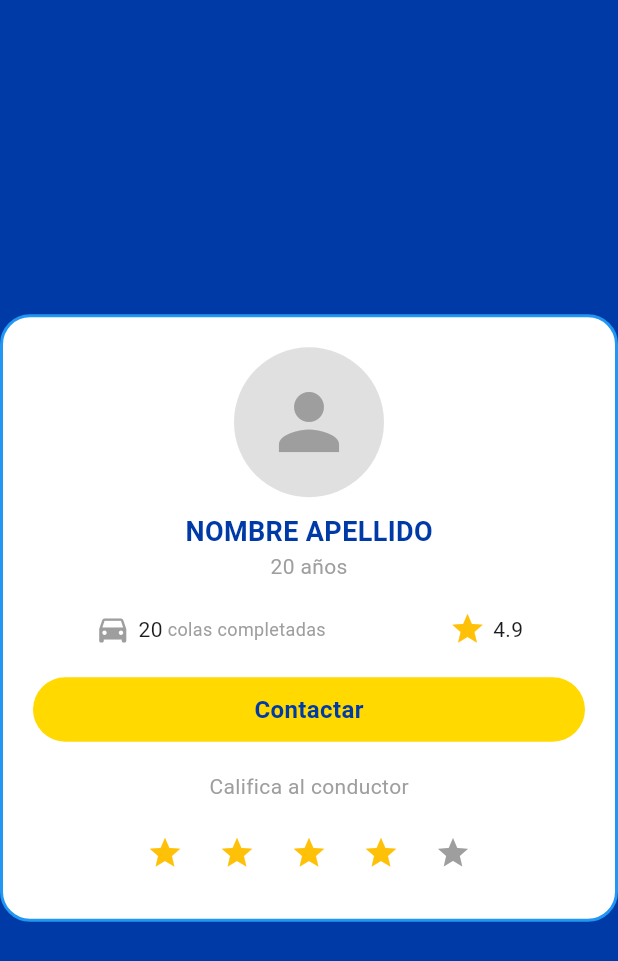
After one commit to JoseL2119/ugmaventon-, a Flutter app: the UserProfilePage screen opened by its route, on a phone screen of 412 x 824 dp. The commit adds this screen. Shown: the top 961 px of the screen. Run offline on Flutter 3.47's test engine with Material 3 defaults, Android fonts, the phone set to English and light mode, and no system bars; our stand-ins replace cloud_firestore, firebase_auth, firebase_core, image_picker; accounts and stored records are empty.

Commit message:
Perfil de usuario

```diff
--- a/lib/pages/login_page.dart
+++ b/lib/pages/login_page.dart
@@ -11,13 +11,12 @@ class LoginPage extends StatefulWidget {
 class _LoginPageState extends State<LoginPage> {
   AuthService _authService = AuthService();
 
-//controladores/identificadores de lo que se agregue en los textFields
+  //controladores/identificadores de lo que se agregue en los textFields
   final _emailController = TextEditingController();
   final _passwordController = TextEditingController();
 
   @override
   Widget build(BuildContext context) {
-    // ignore: prefer_const_constructors
     return Scaffold(
       backgroundColor: Color(0xFF003AA7),
       body: SafeArea(
@@ -26,7 +25,6 @@ class _LoginPageState extends State<LoginPage> {
             child: Column(
               mainAxisAlignment: MainAxisAlignment.center,
               children: [
-                //Titulo  UGMAVENTON
                 SizedBox(
                   height: 10,
                 ),
@@ -40,13 +38,10 @@ class _LoginPageState extends State<LoginPage> {
                 SizedBox(
                   height: 20,
                 ),
-
-                //Agregar el Logo Aca
                 Image.asset(
                   'assets/logoapp.PNG', // Ruta de la imagen.
-                  height: 200, // Para ajustar el logo.
+                  height: 200,
                 ),
-                //email textfield
                 Padding(
                   padding: const EdgeInsets.symmetric(horizontal: 25.0),
                   child: Container(
@@ -72,7 +67,6 @@ class _LoginPageState extends State<LoginPage> {
                 SizedBox(
                   height: 20,
                 ),
-                //password
                 Padding(
                   padding: const EdgeInsets.symmetric(horizontal: 25.0),
                   child: Container(
@@ -99,8 +93,6 @@ class _LoginPageState extends State<LoginPage> {
                 SizedBox(
                   height: 10,
                 ),
-
-                //se te olvidó la contraseña?
                 Padding(
                   padding: const EdgeInsets.symmetric(horizontal: 30.0),
                   child: Row(
@@ -115,12 +107,9 @@ class _LoginPageState extends State<LoginPage> {
                     ],
                   ),
                 ),
-                //sign in button
                 SizedBox(
                   height: 50,
                 ),
-
-                //Boton de IniciarSesion
                 Padding(
                   padding: const EdgeInsets.symmetric(horizontal: 20.0),
                   child: GestureDetector(
@@ -129,23 +118,25 @@ class _LoginPageState extends State<LoginPage> {
                       final password = _passwordController.text.trim();
 
                       final success = await _authService.loginUser(
-                          email:email,
-                          password:password
+                        email: email,
+                        password: password,
                       );
 
                       if (success) {
                         ScaffoldMessenger.of(context).showSnackBar(
                           SnackBar(content: Text("Inicio Exitoso")),
                         );
-                        Navigator.pushNamed(context, '/home');
+
+                        // Redirigir a la pantalla de perfil de usuario
+                        Navigator.pushNamed(context, '/user_profile');
                       } else {
                         ScaffoldMessenger.of(context).showSnackBar(
-                          SnackBar(content: Text('Correo o Contraseñas incorrectos')),
+                          SnackBar(content: Text('Correo o Contraseña incorrectos')),
                         );
                       }
                     },
                     child: Container(
-                      width: 200, // Set the desired width
+                      width: 200,
                       padding: EdgeInsets.symmetric(horizontal: 25, vertical: 15),
                       decoration: BoxDecoration(
                         color: Color(0xFFFFD900),
@@ -167,8 +158,6 @@ class _LoginPageState extends State<LoginPage> {
                 SizedBox(
                   height: 15,
                 ),
-
-                //Primera vez por aqui? Registrate?
                 Row(
                   mainAxisAlignment: MainAxisAlignment.center,
                   children: [
@@ -190,8 +179,7 @@ class _LoginPageState extends State<LoginPage> {
                       ),
                     ),
                   ],
-                )
-                //not a member? register now
+                ),
               ],
             ),
           ),
--- /dev/null
+++ b/lib/pages/user_profile_page.dart
@@ -0,0 +1,148 @@
+import 'package:flutter/material.dart';
+
+class UserProfilePage extends StatefulWidget {
+  const UserProfilePage({Key? key}) : super(key: key);
+
+  @override
+  State<UserProfilePage> createState() => _UserProfilePageState();
+}
+
+class _UserProfilePageState extends State<UserProfilePage> {
+  // Aquí podrías agregar controladores o servicios si son necesarios.
+
+  @override
+  Widget build(BuildContext context) {
+    return Scaffold(
+      backgroundColor: Color(0xFF003AA7),
+      body: SafeArea(
+        child: Center(
+          child: SingleChildScrollView(
+            child: Container(
+              padding: EdgeInsets.symmetric(horizontal: 20, vertical: 20),
+              decoration: BoxDecoration(
+                color: Colors.white,
+                borderRadius: BorderRadius.circular(20),
+                border: Border.all(color: Colors.blue, width: 2),
+              ),
+              child: Column(
+                mainAxisAlignment: MainAxisAlignment.center,
+                children: [
+                  // Avatar
+                  CircleAvatar(
+                    radius: 50,
+                    backgroundColor: Colors.grey[300],
+                    child: Icon(
+                      Icons.person,
+                      size: 60,
+                      color: Colors.grey,
+                    ),
+                  ),
+                  SizedBox(height: 10),
+                  // Nombre y edad
+                  Text(
+                    "NOMBRE APELLIDO",
+                    style: TextStyle(
+                      fontWeight: FontWeight.bold,
+                      fontSize: 18,
+                      color: Color(0xFF003AA7),
+                    ),
+                  ),
+                  Text(
+                    "20 años",
+                    style: TextStyle(
+                      fontSize: 14,
+                      color: Colors.grey,
+                    ),
+                  ),
+                  SizedBox(height: 20),
+                  // Estadísticas
+                  Row(
+                    mainAxisAlignment: MainAxisAlignment.spaceAround,
+                    children: [
+                      Row(
+                        children: [
+                          Icon(Icons.directions_car, color: Colors.grey),
+                          SizedBox(width: 5),
+                          Text(
+                            "20",
+                            style: TextStyle(fontSize: 14),
+                          ),
+                          Text(
+                            " colas completadas",
+                            style: TextStyle(
+                              fontSize: 12,
+                              color: Colors.grey,
+                            ),
+                          ),
+                        ],
+                      ),
+                      Row(
+                        children: [
+                          Icon(Icons.star, color: Colors.amber),
+                          SizedBox(width: 5),
+                          Text(
+                            "4.9",
+                            style: TextStyle(fontSize: 14),
+                          ),
+                        ],
+                      ),
+                    ],
+                  ),
+                  SizedBox(height: 20),
+                  // Botón de contacto
+                  GestureDetector(
+                    onTap: () {
+                      // Acción del botón "Contactar"
+                    },
+                    child: Container(
+                      padding: EdgeInsets.symmetric(horizontal: 20, vertical: 10),
+                      decoration: BoxDecoration(
+                        color: Color(0xFFFFD900),
+                        borderRadius: BorderRadius.circular(30),
+                      ),
+                      child: Center(
+                        child: Text(
+                          "Contactar",
+                          style: TextStyle(
+                            color: Color(0xFF003AA7),
+                            fontWeight: FontWeight.bold,
+                            fontSize: 16,
+                          ),
+                        ),
+                      ),
+                    ),
+                  ),
+                  SizedBox(height: 20),
+                  // Calificación
+                  Column(
+                    children: [
+                      Text(
+                        "Califica al conductor",
+                        style: TextStyle(fontSize: 14, color: Colors.grey),
+                      ),
+                      SizedBox(height: 10),
+                      Row(
+                        mainAxisAlignment: MainAxisAlignment.center,
+                        children: List.generate(5, (index) {
+                          return IconButton(
+                            onPressed: () {
+                              // Acción para calificar
+                            },
+                            icon: Icon(
+                              Icons.star,
+                              color: index < 4 ? Colors.amber : Colors.grey,
+                            ),
+                          );
+                        }),
+                      ),
+                    ],
+                  ),
+                ],
+              ),
+            ),
+          ),
+        ),
+      ),
+    );
+  }
+}
--- a/lib/routes/app_routes.dart
+++ b/lib/routes/app_routes.dart
@@ -3,6 +3,8 @@ import 'package:ugmaventon/pages/login_page.dart';
 import '../pages/register_page.dart';
 import '../pages/type_register.dart'; // Importamos la pantalla de selección
 import '../pages/register_passenger.dart'; // Importamos la pantalla de pasajeros
+import '../pages/user_profile_page.dart'; // Importamos la pantalla de pasajeros
+
 
 class AppRoutes {
   static const initialRoute = '/login';
@@ -17,6 +19,8 @@ class AppRoutes {
         return MaterialPageRoute(builder: (context) => const TypeRegisterPage());
       case '/register_passenger':
         return MaterialPageRoute(builder: (context) => const RegisterPassengerPage());
+        case '/user_profile':
+        return MaterialPageRoute(builder: (context) => const UserProfilePage());
       default:
         return MaterialPageRoute(
           builder: (context) => const Scaffold(
```
